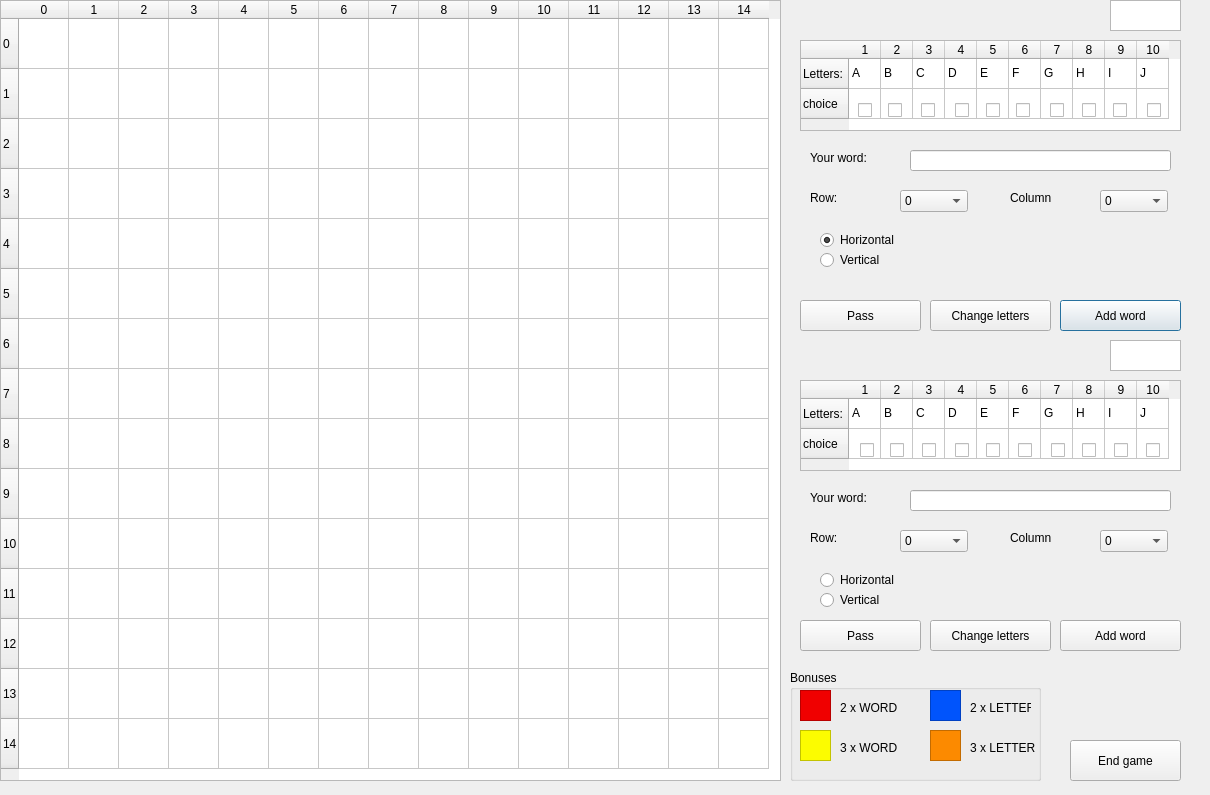
Old version of the form Scrabble_GUI/Game_GUI_2.ui in the repository sobolak/scrabble.
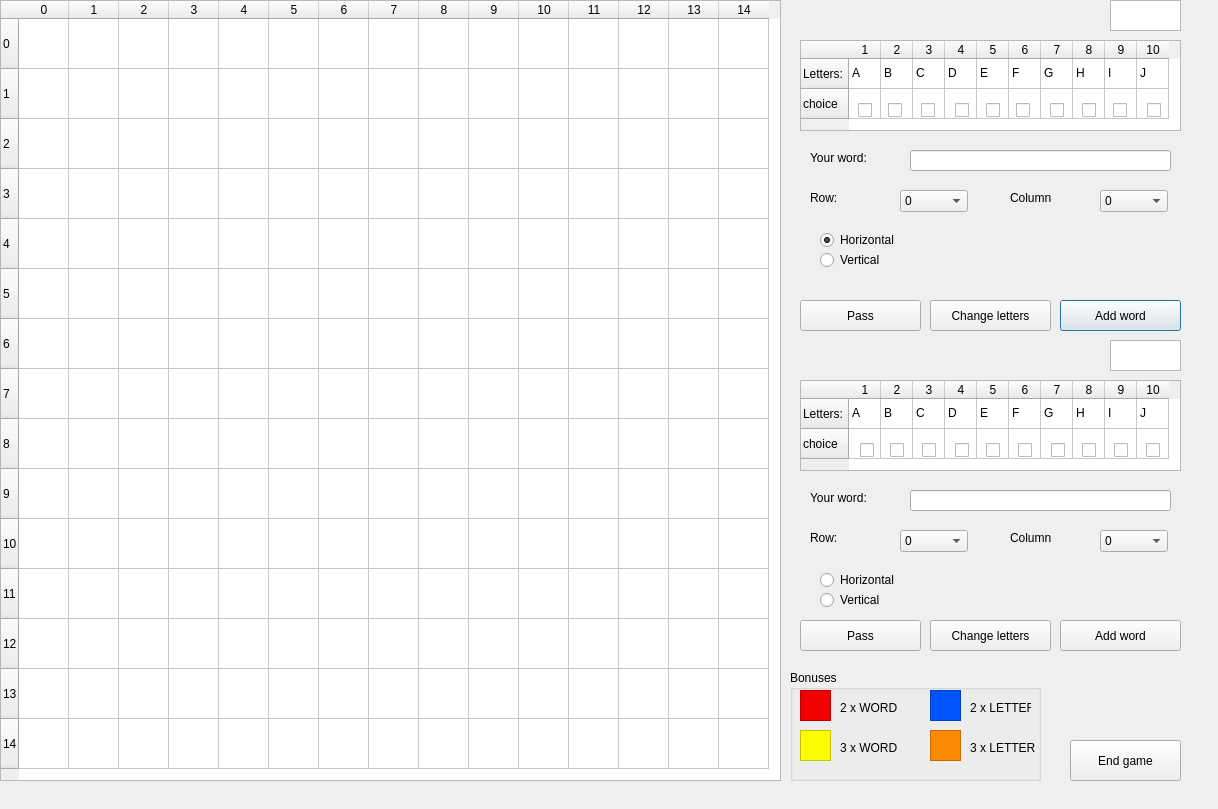
New version of the form. Icons and pictures are not drawn.

Patch:
```diff
--- a/Scrabble_GUI/Game_GUI_2.ui
+++ b/Scrabble_GUI/Game_GUI_2.ui
@@ -9,8 +9,8 @@
    <rect>
     <x>0</x>
     <y>0</y>
-    <width>1210</width>
-    <height>795</height>
+    <width>1218</width>
+    <height>809</height>
    </rect>
   </property>
   <property name="windowTitle">
```
Left out of the diff: 156 changed lines with no effect on the pictures.
